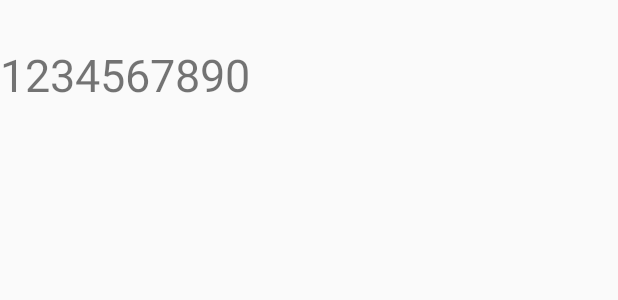
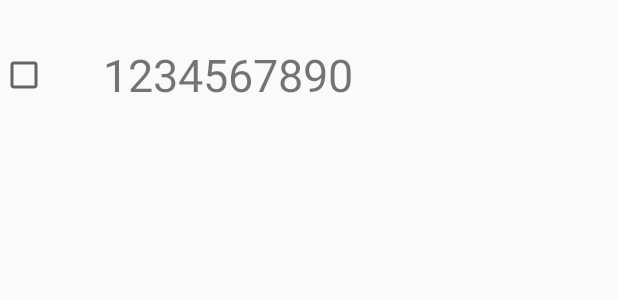
Before and after one commit to vitamincarrot/GroupSMS, an Android app: the layout phonenumber_view.xml on its own in the app's theme, with its tools: preview values and no code run, on a phone screen of 412 x 824 dp. Shown: the top 300 px of the screen. Run offline under Robolectric (Android 15) with nearby library versions, the phone set to English and light mode, and no system bars.

Commit message:
전화번호 데이터 삭제를 위한 체크박스 생성

```diff
--- a/app/src/main/res/layout/phonenumber_view.xml
+++ b/app/src/main/res/layout/phonenumber_view.xml
@@ -3,15 +3,25 @@
     xmlns:tools="http://schemas.android.com/tools"
     android:layout_width="match_parent"
     android:layout_height="wrap_content"
-    android:orientation="vertical">
+    android:orientation="horizontal">
+
+    <CheckBox
+        android:id="@+id/checkBox"
+        android:layout_width="match_parent"
+        android:layout_height="match_parent"
+        android:layout_gravity="center"
+        android:layout_weight="5"
+        android:focusable="auto" />
 
     <TextView
         android:id="@+id/adapterTextView"
         android:layout_width="match_parent"
         android:layout_height="100dp"
+        android:gravity="center_vertical"
         android:text="1234567890"
         android:textSize="30dp"
-        android:gravity="center_vertical"
-        />
+        android:layout_weight="1"/>
+
+
 
 </LinearLayout>
```
Also changed, not shown: app/src/main/java/com/example/groupsms/MainActivity.java (+8 -5 lines), app/src/main/java/com/example/groupsms/MyAdapter.java (+36 -1 lines).
